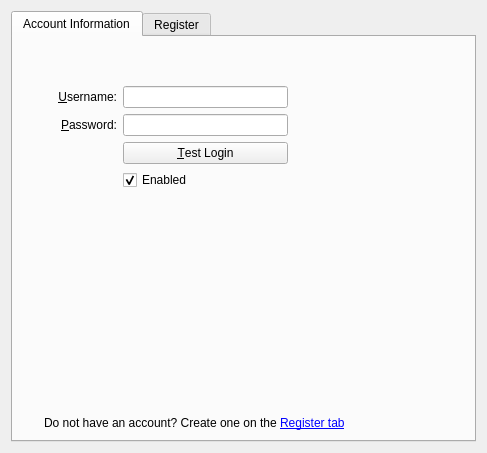
First picture: the form in attica/kcm/providerconfigwidget.ui, repository KDE/kde-runtime, before the edit.
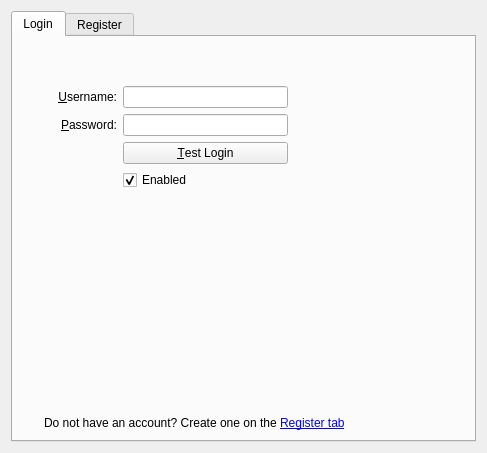
Second picture: the form after the edit. Custom widgets are drawn as their Qt base class.

What changed in the file:
```diff
--- a/attica/kcm/providerconfigwidget.ui
+++ b/attica/kcm/providerconfigwidget.ui
@@ -18,7 +18,7 @@
      </property>
      <widget class="QWidget" name="loginTab">
       <attribute name="title">
-       <string>Account Information</string>
+       <string>Login</string>
       </attribute>
       <layout class="QGridLayout" name="gridLayout_2">
        <item row="0" column="0">
```
